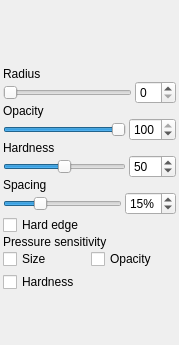
Above: src/client/ui/erasersettings.ui from drawpile/Drawpile before the change. Below: the same form after it.
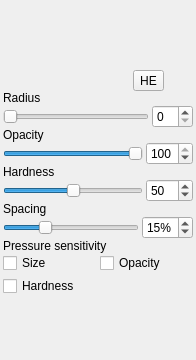
That is the form after the change. Icons and pictures are not drawn. Custom widgets are drawn as their Qt base class.

Commit message: new blending modes and hard edge UI improvements

Patch:
```diff
--- a/src/client/ui/erasersettings.ui
+++ b/src/client/ui/erasersettings.ui
@@ -5,8 +5,8 @@
    <rect>
     <x>0</x>
     <y>0</y>
-    <width>179</width>
-    <height>345</height>
+    <width>196</width>
+    <height>360</height>
    </rect>
   </property>
   <property name="windowTitle" >
@@ -50,6 +50,55 @@
      </property>
     </widget>
    </item>
+   <item>
+    <layout class="QHBoxLayout" >
+     <property name="spacing" >
+      <number>3</number>
+     </property>
+     <property name="topMargin" >
+      <number>3</number>
+     </property>
+     <item>
+      <spacer>
+       <property name="orientation" >
+        <enum>Qt::Horizontal</enum>
+       </property>
+       <property name="sizeHint" >
+        <size>
+         <width>130</width>
+         <height>20</height>
+        </size>
+       </property>
+      </spacer>
+     </item>
+     <item>
+      <widget class="QToolButton" name="hardedge" >
+       <property name="text" >
+        <string>HE</string>
+       </property>
+       <property name="icon" >
+        <iconset resource="resources.qrc" >:/icons/hardedge.png</iconset>
+       </property>
+       <property name="checkable" >
+        <bool>true</bool>
+       </property>
+      </widget>
+     </item>
+     <item>
+      <spacer>
+       <property name="orientation" >
+        <enum>Qt::Horizontal</enum>
+       </property>
+       <property name="sizeHint" >
+        <size>
+         <width>15</width>
+         <height>20</height>
+        </size>
+       </property>
+      </spacer>
+     </item>
+    </layout>
+   </item>
    <item>
     <widget class="QLabel" name="label" >
      <property name="text" >
@@ -267,13 +316,6 @@
      </item>
     </layout>
    </item>
-   <item>
-    <widget class="QCheckBox" name="hardedge" >
-     <property name="text" >
-      <string>Hard edge</string>
-     </property>
-    </widget>
-   </item>
    <item>
     <widget class="QLabel" name="label_5" >
      <property name="text" >
@@ -331,8 +373,8 @@
      </property>
      <property name="sizeHint" >
       <size>
-       <width>5</width>
-       <height>5</height>
+       <width>173</width>
+       <height>16</height>
       </size>
      </property>
     </spacer>
```
Left out of the diff: 157 changed lines with no effect on the pictures. The commit also changes 8 other files.
